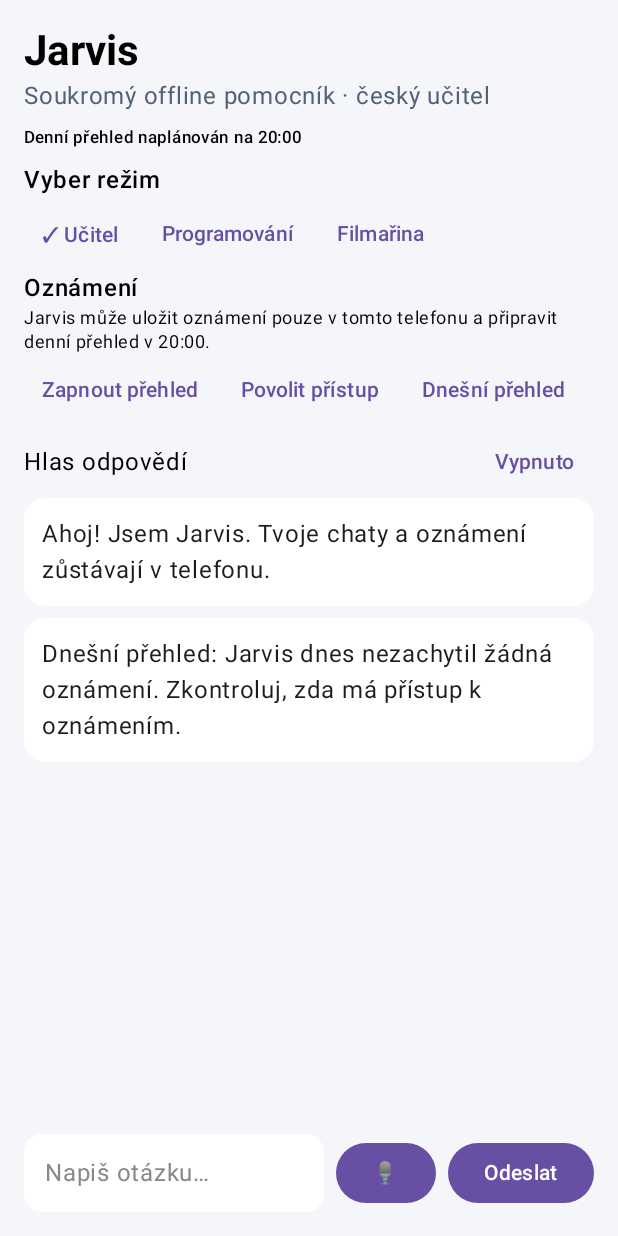
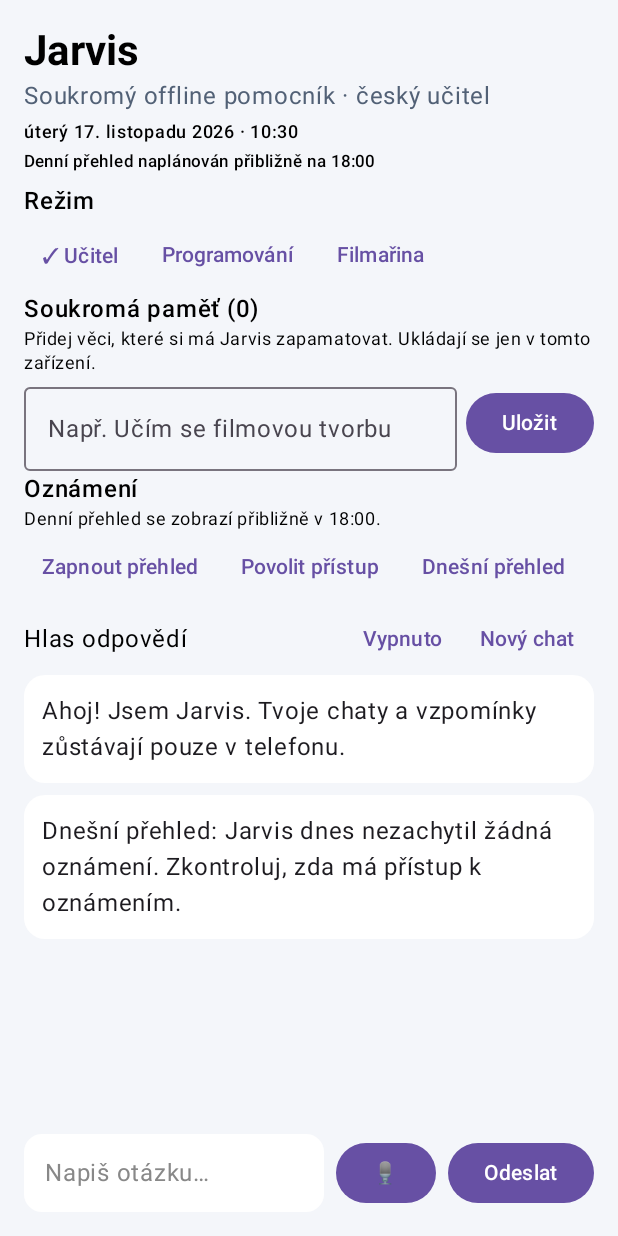
Before and after one commit to jk1120-droid/Jarvis, an Android app built with Jetpack Compose: the screen it shows after launch (MainActivity), after a tap on "Dnešní přehled", on a phone screen of 412 x 824 dp. Run offline under Robolectric (Android 15) with nearby library versions, the phone set to English and light mode, and no system bars; 3 other taps on this screen came first.

Commit message:
Add private on-device memory and chat history, device date/time awareness, and move digest to 6 PM

```diff
--- a/app/src/main/java/com/jk1120/jarvis/MainActivity.kt
+++ b/app/src/main/java/com/jk1120/jarvis/MainActivity.kt
@@ -34,10 +34,12 @@ import androidx.compose.foundation.shape.RoundedCornerShape
 import androidx.compose.foundation.text.BasicTextField
 import androidx.compose.material3.Button
 import androidx.compose.material3.MaterialTheme
+import androidx.compose.material3.OutlinedTextField
 import androidx.compose.material3.Surface
 import androidx.compose.material3.Text
 import androidx.compose.material3.TextButton
 import androidx.compose.runtime.Composable
+import androidx.compose.runtime.LaunchedEffect
 import androidx.compose.runtime.mutableStateListOf
 import androidx.compose.runtime.mutableStateOf
 import androidx.compose.runtime.remember
@@ -51,6 +53,7 @@ import androidx.compose.ui.unit.dp
 import androidx.core.app.NotificationCompat
 import androidx.core.app.NotificationManagerCompat
 import androidx.core.content.ContextCompat
+import kotlinx.coroutines.delay
 import kotlinx.coroutines.launch
 import java.text.SimpleDateFormat
 import java.util.Calendar
@@ -58,9 +61,7 @@ import java.util.Date
 import java.util.Locale
 
 private data class ChatMessage(val text: String, val fromUser: Boolean)
-private enum class TutorMode(val title: String) {
-    TEACHER("Učitel"), CODING("Programování"), FILM("Filmařina")
-}
+private enum class TutorMode(val title: String) { TEACHER("Učitel"), CODING("Programování"), FILM("Filmařina") }
 
 class MainActivity : ComponentActivity(), TextToSpeech.OnInitListener {
     private var speechRecognizer: SpeechRecognizer? = null
@@ -88,7 +89,7 @@ class MainActivity : ComponentActivity(), TextToSpeech.OnInitListener {
 
     private fun startListening(onText: (String) -> Unit, onError: (String) -> Unit) {
         if (Build.VERSION.SDK_INT < Build.VERSION_CODES.S || !SpeechRecognizer.isOnDeviceRecognitionAvailable(this)) {
-            onError("Pro soukromé hlasové zadávání je potřeba Android 12+ a nainstalovaný offline český hlasový balíček. Zatím můžeš psát." )
+            onError("Pro soukromé hlasové zadávání je potřeba Android 12+ a nainstalovaný offline český hlasový balíček. Zatím můžeš psát.")
             return
         }
         speechRecognizer?.destroy()
@@ -127,20 +128,43 @@ class MainActivity : ComponentActivity(), TextToSpeech.OnInitListener {
 
 @Composable
 private fun JarvisApp(startListening: ((String) -> Unit, (String) -> Unit) -> Unit, speak: (String) -> Unit) {
-    val messages = remember { mutableStateListOf(ChatMessage("Ahoj! Jsem Jarvis. Tvoje chaty a oznámení zůstávají v telefonu.", false)) }
+    val context = LocalContext.current
+    val messages = remember { mutableStateListOf<ChatMessage>().apply { addAll(LocalData.loadChat(context)) } }
+    if (messages.isEmpty()) messages.add(ChatMessage("Ahoj! Jsem Jarvis. Tvoje chaty a vzpomínky zůstávají pouze v telefonu.", false))
+    val memories = remember { mutableStateListOf<String>().apply { addAll(LocalData.loadMemories(context)) } }
+    val memoryInput = remember { mutableStateOf("") }
     val input = remember { mutableStateOf("") }
     val voiceMode = remember { mutableStateOf(false) }
     val mode = remember { mutableStateOf(TutorMode.TEACHER) }
     val status = remember { mutableStateOf("Soukromý offline režim · žádné online AI") }
+    val clock = remember { mutableStateOf(currentDateTime()) }
     val listState = rememberLazyListState()
     val scope = rememberCoroutineScope()
-    val context = LocalContext.current
     val notificationPermissionLauncher = rememberLauncherForActivityResult(ActivityResultContracts.RequestPermission()) { granted ->
-        status.value = if (granted) "Oznámení jsou povolena. Povol také přístup Jarvise k oznámením níže." else "Povol oznámení Jarvise, aby mohl ukázat večerní přehled."
+        status.value = if (granted) "Oznámení povolena. Povol také Jarvisovi přístup k oznámením níže." else "Povol oznámení Jarvise, aby mohl ukázat přehled."
     }
     val microphonePermissionLauncher = rememberLauncherForActivityResult(ActivityResultContracts.RequestPermission()) { granted ->
         if (granted) startListening({ input.value = it; status.value = "Rozpoznáno offline" }, { status.value = it })
         else status.value = "Pro hlasový vstup povol přístup k mikrofonu."
+    }
+
+    LaunchedEffect(Unit) {
+        while (true) {
+            clock.value = currentDateTime()
+            delay(30_000)
+        }
+    }
+
+    fun saveChat() = LocalData.saveChat(context, messages.toList())
+
+    fun addMemory() {
+        val fact = memoryInput.value.trim()
+        if (fact.isBlank()) return
+        if (memories.size >= 50) memories.removeAt(0)
+        memories.add(fact.take(300))
+        LocalData.saveMemories(context, memories.toList())
+        memoryInput.value = ""
+        status.value = "Uloženo jako soukromá vzpomínka v telefonu"
     }
 
     fun send(text: String) {
@@ -148,8 +172,10 @@ private fun JarvisApp(startListening: ((String) -> Unit, (String) -> Unit) -> Un
         if (question.isEmpty()) return
         messages.add(ChatMessage(question, true))
         input.value = ""
-        val answer = LocalTutor.answer(question, mode.value)
+        val answer = LocalTutor.answer(question, mode.value, memories.toList())
         messages.add(ChatMessage(answer, false))
+        while (messages.size > 100) messages.removeAt(0)
+        saveChat()
         status.value = "Odpověď vytvořena lokálně v telefonu"
         if (voiceMode.value) speak(answer)
         scope.launch { listState.animateScrollToItem(messages.lastIndex) }
@@ -158,6 +184,7 @@ private fun JarvisApp(startListening: ((String) -> Unit, (String) -> Unit) -> Un
     fun addDailySummary() {
         val summary = NotificationStore.summaryForToday(context)
         messages.add(ChatMessage(summary, false))
+        saveChat()
         if (voiceMode.value) speak(summary)
         scope.launch { listState.animateScrollToItem(messages.lastIndex) }
     }
@@ -167,19 +194,39 @@ private fun JarvisApp(startListening: ((String) -> Unit, (String) -> Unit) -> Un
             Column(modifier = Modifier.fillMaxSize().padding(16.dp)) {
                 Text("Jarvis", style = MaterialTheme.typography.headlineMedium, fontWeight = FontWeight.Bold)
                 Text("Soukromý offline pomocník · český učitel", color = Color(0xFF526176))
-                Text(status.value, style = MaterialTheme.typography.labelSmall, modifier = Modifier.padding(top = 8.dp, bottom = 8.dp))
+                Text(clock.value, style = MaterialTheme.typography.labelMedium, modifier = Modifier.padding(top = 4.dp))
+                Text(status.value, style = MaterialTheme.typography.labelSmall, modifier = Modifier.padding(top = 4.dp, bottom = 6.dp))
 
-                Text("Vyber režim", fontWeight = FontWeight.SemiBold)
+                Text("Režim", fontWeight = FontWeight.SemiBold)
                 Row(horizontalArrangement = Arrangement.spacedBy(4.dp), modifier = Modifier.fillMaxWidth()) {
-                    TutorMode.entries.forEach { option ->
-                        TextButton(onClick = { mode.value = option }) {
-                            Text(if (mode.value == option) "✓ ${option.title}" else option.title)
-                        }
+                    TutorMode.values().forEach { option ->
+                        TextButton(onClick = { mode.value = option }) { Text(if (mode.value == option) "✓ ${option.title}" else option.title) }
                     }
                 }
 
+                Text("Soukromá paměť (${memories.size})", fontWeight = FontWeight.SemiBold)
+                Text("Přidej věci, které si má Jarvis zapamatovat. Ukládají se jen v tomto zařízení.", style = MaterialTheme.typography.bodySmall)
+                Row(verticalAlignment = Alignment.CenterVertically, horizontalArrangement = Arrangement.spacedBy(6.dp)) {
+                    OutlinedTextField(
+                        value = memoryInput.value,
+                        onValueChange = { memoryInput.value = it },
+                        modifier = Modifier.weight(1f),
+                        label = { Text("Např. Učím se filmovou tvorbu") },
+                        singleLine = true
+                    )
+                    Button(onClick = { addMemory() }) { Text("Uložit") }
+                }
+                if (memories.isNotEmpty()) {
+                    Text(memories.takeLast(3).joinToString(" · "), style = MaterialTheme.typography.labelSmall, maxLines = 2)
+                    TextButton(onClick = {
+                        memories.clear()
+                        LocalData.saveMemories(context, emptyList())
+                        status.value = "Soukromá paměť byla vymazána"
+                    }) { Text("Zapomenout vše") }
+                }
+
                 Text("Oznámení", fontWeight = FontWeight.SemiBold)
-                Text("Jarvis může uložit oznámení pouze v tomto telefonu a připravit denní přehled v 20:00.", style = MaterialTheme.typography.bodySmall)
+                Text("Denní přehled se zobrazí přibližně v 18:00.", style = MaterialTheme.typography.bodySmall)
                 Row(horizontalArrangement = Arrangement.spacedBy(4.dp), modifier = Modifier.fillMaxWidth()) {
                     TextButton(onClick = {
                         if (Build.VERSION.SDK_INT >= 33 && ContextCompat.checkSelfPermission(context, Manifest.permission.POST_NOTIFICATIONS) != PackageManager.PERMISSION_GRANTED) {
@@ -187,35 +234,30 @@ private fun JarvisApp(startListening: ((String) -> Unit, (String) -> Unit) -> Un
                         } else {
                             DailyDigestNotifications.createChannel(context)
                             DailyDigestNotifications.schedule(context)
-                            status.value = "Denní přehled naplánován na 20:00"
+                            status.value = "Denní přehled naplánován přibližně na 18:00"
                         }
                     }) { Text("Zapnout přehled") }
-                    TextButton(onClick = { context.startActivity(Intent(Settings.ACTION_NOTIFICATION_LISTENER_SETTINGS)) }) {
-                        Text("Povolit přístup")
-                    }
+                    TextButton(onClick = { context.startActivity(Intent(Settings.ACTION_NOTIFICATION_LISTENER_SETTINGS)) }) { Text("Povolit přístup") }
                     TextButton(onClick = { addDailySummary() }) { Text("Dnešní přehled") }
                 }
 
                 Row(verticalAlignment = Alignment.CenterVertically, modifier = Modifier.fillMaxWidth()) {
                     Text("Hlas odpovědí", modifier = Modifier.weight(1f))
-                    TextButton(onClick = { voiceMode.value = !voiceMode.value }) {
-                        Text(if (voiceMode.value) "Zapnuto" else "Vypnuto")
-                    }
+                    TextButton(onClick = { voiceMode.value = !voiceMode.value }) { Text(if (voiceMode.value) "Zapnuto" else "Vypnuto") }
+                    TextButton(onClick = {
+                        messages.clear()
+                        messages.add(ChatMessage("Nový chat. Co se chceš naučit?", false))
+                        saveChat()
+                    }) { Text("Nový chat") }
                 }
 
-                LazyColumn(
-                    state = listState,
-                    modifier = Modifier.weight(1f).fillMaxWidth(),
-                    verticalArrangement = Arrangement.spacedBy(8.dp)
-                ) {
+                LazyColumn(state = listState, modifier = Modifier.weight(1f).fillMaxWidth(), verticalArrangement = Arrangement.spacedBy(8.dp)) {
                     items(messages) { message ->
                         Surface(
                             color = if (message.fromUser) Color(0xFFDCEBFF) else Color.White,
                             shape = RoundedCornerShape(14.dp),
                             modifier = Modifier.fillMaxWidth(if (message.fromUser) 0.88f else 1f)
-                        ) {
-                            Text(message.text, modifier = Modifier.padding(12.dp), style = MaterialTheme.typography.bodyLarge)
-                        }
+                        ) { Text(message.text, modifier = Modifier.padding(12.dp), style = MaterialTheme.typography.bodyLarge) }
                     }
                 }
 
@@ -244,28 +286,70 @@ private fun JarvisApp(startListening: ((String) -> Unit, (String) -> Unit) -> Un
     }
 }
 
+private fun currentDateTime(): String = SimpleDateFormat("EEEE d. MMMM yyyy · HH:mm", Locale("cs", "CZ")).format(Date())
+
+private object LocalData {
+    private const val PREFS = "jarvis_local_data"
+    private const val CHAT = "chat_history"
+    private const val MEMORIES = "private_memories"
+
+    fun loadChat(context: Context): List<ChatMessage> = runCatching {
+        val array = org.json.JSONArray(context.getSharedPreferences(PREFS, Context.MODE_PRIVATE).getString(CHAT, "[]"))
+        (0 until array.length()).mapNotNull { i ->
+            val item = array.optJSONObject(i) ?: return@mapNotNull null
+            ChatMessage(item.optString("text"), item.optBoolean("user"))
+        }
+    }.getOrDefault(emptyList()).takeLast(100)
+
+    fun saveChat(context: Context, messages: List<ChatMessage>) {
+        val array = org.json.JSONArray()
+        messages.takeLast(100).forEach { array.put(org.json.JSONObject().put("text", it.text).put("user", it.fromUser)) }
+        context.getSharedPreferences(PREFS, Context.MODE_PRIVATE).edit().putString(CHAT, array.toString()).apply()
+    }
+
+    fun loadMemories(context: Context): List<String> = runCatching {
+        val array = org.json.JSONArray(context.getSharedPreferences(PREFS, Context.MODE_PRIVATE).getString(MEMORIES, "[]"))
+        (0 until array.length()).mapNotNull { array.optString(it).takeIf(String::isNotBlank) }
+    }.getOrDefault(emptyList()).takeLast(50)
+
+    fun saveMemories(context: Context, memories: List<String>) {
+        val array = org.json.JSONArray()
+        memories.takeLast(50).forEach(array::put)
+        context.getSharedPreferences(PREFS, Context.MODE_PRIVATE).edit().putString(MEMORIES, array.toString()).apply()
+    }
+}
+
 private object LocalTutor {
-    fun answer(raw: String, mode: TutorMode): String {
+    fun answer(raw: String, mode: TutorMode, memories: List<String>): String {
         val q = raw.lowercase(Locale.ROOT)
-        if (mode == TutorMode.FILM || listOf("film", "kamera", "střih", "scénář", "režie", "osvětlení", "záběr", "filmař").any(q::contains)) {
+        if (listOf("kolik je hodin", "jaký je čas", "aktuální čas", "kolikátého je", "jaké je datum", "dnešní datum", "jaký je dnes den").any(q::contains)) {
+            return "Teď je ${currentDateTime()} podle času a data nastaveného v telefonu."
+        }
+        if (listOf("co si pamatuješ", "co si o mně pamatuješ", "jaké máš vzpomínky").any(q::contains)) {
+            return if (memories.isEmpty()) "Zatím nemám žádné uložené vzpomínky. Můžeš mi je přidat v části Soukromá paměť." else "Tohle si o tobě pamatuji (uloženo jen v telefonu):\n" + memories.joinToString("\n") { "• $it" }
+        }
+        if (q.startsWith("zapamatuj si ")) return "Tuto větu ulož do části Soukromá paměť nahoře, abys mohl zkontrolovat, co si Jarvis pamatuje."
+        val filmTerms = listOf("film", "kamera", "střih", "scénář", "režie", "osvětlení", "záběr", "filmař")
+        if (mode == TutorMode.FILM || filmTerms.any(q::contains)) {
             return when {
                 listOf("scénář", "příběh", "nápad").any(q::contains) -> "Začni jednovětým námětem: kdo něco chce, co mu v tom brání a co riskuje? Pak načrtni začátek, zlom uprostřed a konec. U každé scény si napiš její cíl, místo a změnu. Jaký film chceš natočit?"
-                listOf("kamera", "záběr", "kompozic").any(q::contains) -> "Při plánování záběru zvaž velikost (celek/polodetail/detail), úhel kamery, pohyb a to, kam se dívá divák. Natoč nejdřív široký záběr pro orientaci a potom detaily, které příběh posunou. Co chceš natočit?"
-                listOf("střih", "edit").any(q::contains) -> "Při střihu nejdřív vyber nejlepší záběry, potom sestav jasný příběh a až nakonec dolaď rytmus, zvuk a barvy. Stříhej podle významu a návaznosti pohybu, ne jen podle efektů. Jaký materiál máš?"
+                listOf("kamera", "záběr", "kompozic").any(q::contains) -> "Při plánování záběru zvaž velikost (celek/polodetail/detail), úhel kamery, pohyb a to, kam se dívá divák. Natoč nejdřív široký záběr pro orientaci a potom detaily, které příběh posunou."
+                listOf("střih", "edit").any(q::contains) -> "Při střihu nejdřív vyber nejlepší záběry, potom sestav jasný příběh a až nakonec dolaď rytmus, zvuk a barvy. Stříhej podle významu a návaznosti pohybu."
                 listOf("zvuk", "mikrofon", "dialog").any(q::contains) -> "Čistý zvuk je zásadní: nahraj dialog co nejblíž mikrofonem, hlídej rušivé zvuky a pořiď i několik sekund zvuku prostředí. Sluchátky zkontroluj šum a hlasitost."
                 listOf("svět", "osvětlení").any(q::contains) -> "Začni dostupným světlem: hlavní světlo určuje tvář nebo objekt, odrazka může zjemnit stíny a protisvětlo oddělí postavu od pozadí. Před natáčením zkontroluj barvu světel a expozici."
-                else -> "Rád pomůžu s filmovou tvorbou: námět a scénář, storyboard, kompozice, kamera, světlo, zvuk, střih i plán natáčení. Napiš, na čem právě pracuješ."
+                else -> "Rád pomůžu s filmovou tvorbou: námět, scénář, storyboard, kompozice, kamera, světlo, zvuk, střih i plán natáčení. Napiš, na čem právě pracuješ."
             }
         }
         if (mode == TutorMode.CODING || listOf("python", "kotlin", "program", "kód", "code", "java", "javascript", "chyba").any(q::contains)) {
             return "Programovací režim: rozděl problém na malé kroky, urči vstup a výstup a nejdřív napiš jednoduché řešení. Pak ho otestuj i s prázdným nebo neobvyklým vstupem. Pošli jazyk, kód a chybovou zprávu a projdeme to spolu."
         }
-        return when {
+        val base = when {
             listOf("ahoj", "čau", "dobrý den").any(q::contains) -> "Ahoj! Co se chceš dnes naučit? Můžeme probrat školní látku, AI, programování nebo filmovou tvorbu."
             listOf("matemat", "rovnic", "zlom", "číslo").any(q::contains) -> "Pojďme na to krok za krokem. Napiš celé zadání; nejdřív určíme, co známe a co máme vypočítat, potom ověříme výsledek."
             listOf("umělá inteligence", " ai ", "model", "neuron", "strojové učení").any { q.contains(it.trim()) } -> "Umělá inteligence je oblast informatiky, která vytváří systémy řešící úlohy obvykle vyžadující lidské schopnosti. Strojové učení se učí vzory z příkladů. Chceš jednoduchý příklad?"
-            else -> "Jsem soukromý offline prototyp. Odpovídám místními výukovými tipy a nemám připojenou cloudovou AI. Napiš téma nebo otázku a zkusím tě navést."
+            else -> "Jsem soukromý offline prototyp. Odpovídám místními výukovými tipy, ne plnohodnotným jazykovým modelem. Napiš téma nebo otázku a zkusím tě navést."
         }
+        return if (memories.isEmpty()) base else "$base\n\nMám uložené soukromé poznámky, které můžeš kdykoli zobrazit nebo smazat v části Soukromá paměť."
     }
 }
 
@@ -292,8 +376,7 @@ private object NotificationStore {
     }
 
     fun summaryForToday(context: Context): String {
-        val prefs = context.getSharedPreferences(PREFS, Context.MODE_PRIVATE)
-        val saved = runCatching { org.json.JSONArray(prefs.getString(ITEMS, "[]")) }.getOrElse { org.json.JSONArray() }
+        val saved = runCatching { org.json.JSONArray(context.getSharedPreferences(PREFS, Context.MODE_PRIVATE).getString(ITEMS, "[]")) }.getOrElse { org.json.JSONArray() }
         val today = dateFormat.format(Date())
         val items = (0 until saved.length()).mapNotNull { i ->
             val obj = saved.optJSONObject(i) ?: return@mapNotNull null
@@ -317,17 +400,13 @@ class NotificationCaptureService : NotificationListenerService() {
         val title = extras.getCharSequence("android.title")?.toString()?.trim().orEmpty().take(180)
         val text = (extras.getCharSequence("android.bigText") ?: extras.getCharSequence("android.text"))?.toString()?.trim().orEmpty().take(500)
         if (title.isBlank() && text.isBlank()) return
-        val app = runCatching {
-            packageManager.getApplicationLabel(packageManager.getApplicationInfo(sbn.packageName, 0)).toString()
-        }.getOrDefault(sbn.packageName)
+        val app = runCatching { packageManager.getApplicationLabel(packageManager.getApplicationInfo(sbn.packageName, 0)).toString() }.getOrDefault(sbn.packageName)
         NotificationStore.save(this, SavedNotification(sbn.key, app.take(100), title, text, sbn.postTime))
     }
 }
 
 class DailyDigestReceiver : BroadcastReceiver() {
-    override fun onReceive(context: Context, intent: Intent?) {
-        DailyDigestNotifications.show(context)
-    }
+    override fun onReceive(context: Context, intent: Intent?) { DailyDigestNotifications.show(context) }
 }
 
 class RescheduleDigestReceiver : BroadcastReceiver() {
@@ -353,18 +432,13 @@ private object DailyDigestNotifications {
     fun schedule(context: Context) {
         val alarmManager = context.getSystemService(Context.ALARM_SERVICE) as AlarmManager
         val calendar = Calendar.getInstance().apply {
-            set(Calendar.HOUR_OF_DAY, 20)
+            set(Calendar.HOUR_OF_DAY, 18)
             set(Calendar.MINUTE, 0)
             set(Calendar.SECOND, 0)
             set(Calendar.MILLISECOND, 0)
             if (timeInMillis <= System.currentTimeMillis()) add(Calendar.DAY_OF_YEAR, 1)
         }
-        alarmManager.setInexactRepeating(
-            AlarmManager.RTC_WAKEUP,
-            calendar.timeInMillis,
-            AlarmManager.INTERVAL_DAY,
-            pendingIntent(context)
-        )
+        alarmManager.setInexactRepeating(AlarmManager.RTC_WAKEUP, calendar.timeInMillis, AlarmManager.INTERVAL_DAY, pendingIntent(context))
     }
 
     fun show(context: Context) {
```
Also changed, not shown: 1 other file.
